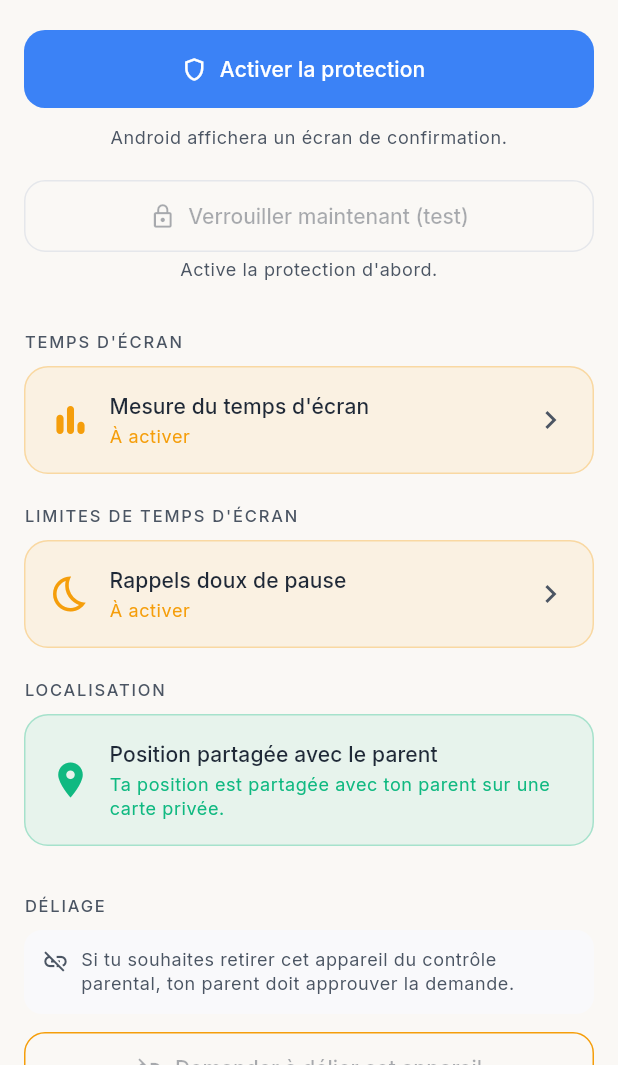
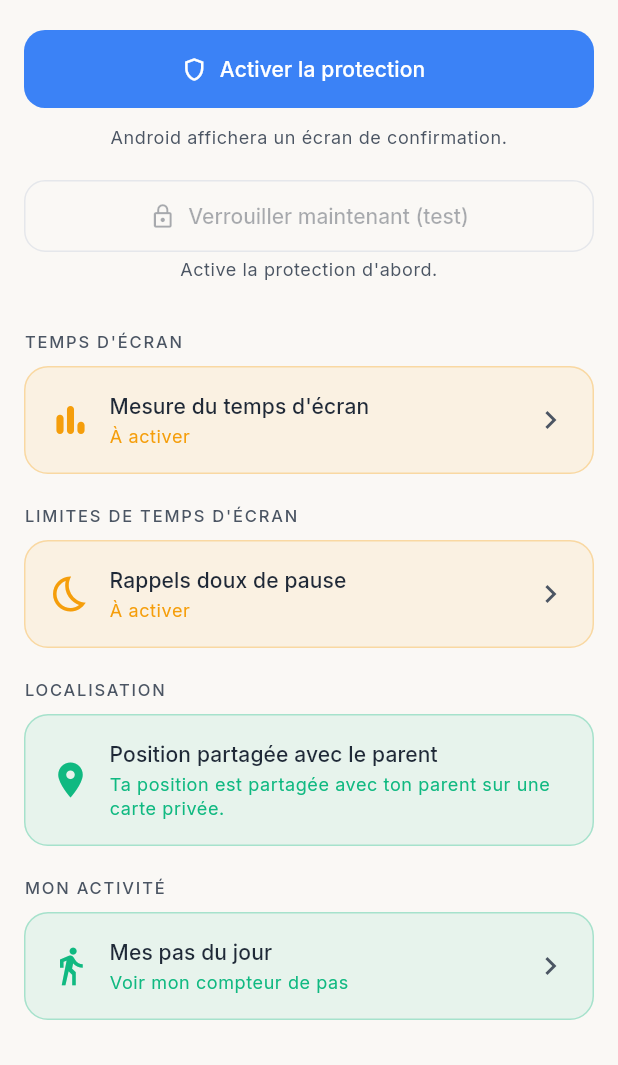
Before and after one commit to Beros0408/harmony, a Flutter app: the KidsAdminScreen screen opened directly, scrolled down 434 dp, on a phone screen of 412 x 824 dp, the part 171-1236 px from its top. Run offline on Flutter 3.47's test engine with Material 3 defaults, Android fonts, the phone set to English and light mode, and no system bars; our stand-ins replace device_info_plus, dio, equatable, fl_chart, flutter_bloc, flutter_contacts and 17 more; missing offline and left inert: googleapis, purchases_flutter; accounts and stored records are empty.

Commit message:
Fitness - compteur de pas du jour cote enfant (premier jet local)

```diff
--- a/mobile/lib/features/kids/presentation/kids_admin_screen.dart
+++ b/mobile/lib/features/kids/presentation/kids_admin_screen.dart
@@ -23,6 +23,7 @@ import '../../parental/data/services/sos_contacts_api_service.dart';
 import 'package:url_launcher/url_launcher.dart';
 import '../data/services/usage_stats_service.dart';
 import 'accessibility_permission_screen.dart';
+import 'kids_activity_screen.dart';
 import 'kids_pairing_screen.dart';
 import 'screen_time_permission_screen.dart';
 
@@ -657,6 +658,17 @@ class _KidsAdminScreenState extends State<KidsAdminScreen>
                   onRequestPermission: _requestLocationPermission,
                 ),
 
+                const SizedBox(height: AppSpacing.xl),
+
+                // ── Section activité ──────────────────────────────────────
+                _ActivitySection(
+                  onTap: () => Navigator.of(context).push<void>(
+                    MaterialPageRoute<void>(
+                      builder: (_) => const KidsActivityScreen(),
+                    ),
+                  ),
+                ),
+
                 const SizedBox(height: AppSpacing.xxxl),
 
                 // ── Section déliage ───────────────────────────────────────
@@ -1432,6 +1444,77 @@ class _SosContactsSection extends StatelessWidget {
   }
 }
 
+// ─── Section activité ────────────────────────────────────────────────────────
+
+class _ActivitySection extends StatelessWidget {
+  const _ActivitySection({required this.onTap});
+  final VoidCallback onTap;
+
+  @override
+  Widget build(BuildContext context) {
+    final cs = Theme.of(context).colorScheme;
+    final tt = Theme.of(context).textTheme;
+
+    return Column(
+      crossAxisAlignment: CrossAxisAlignment.start,
+      children: [
+        Text(
+          'MON ACTIVITÉ',
+          style: tt.labelSmall?.copyWith(
+            color: cs.onSurfaceVariant,
+            letterSpacing: 1.2,
+          ),
+        ),
+        const SizedBox(height: AppSpacing.sm),
+        InkWell(
+          onTap: onTap,
+          borderRadius: BorderRadius.circular(16),
+          child: Container(
+            width: double.infinity,
+            padding: const EdgeInsets.all(AppSpacing.lg),
+            decoration: BoxDecoration(
+              color: AppColors.accentGreen.withValues(alpha: 0.08),
+              borderRadius: BorderRadius.circular(16),
+              border: Border.all(
+                color: AppColors.accentGreen.withValues(alpha: 0.3),
+              ),
+            ),
+            child: Row(
+              children: [
+                const Icon(
+                  Icons.directions_walk,
+                  color: AppColors.accentGreen,
+                  size: 28,
+                ),
+                const SizedBox(width: AppSpacing.md),
+                Expanded(
+                  child: Column(
+                    crossAxisAlignment: CrossAxisAlignment.start,
+                    children: [
+                      Text(
+                        'Mes pas du jour',
+                        style: tt.labelLarge?.copyWith(color: cs.onSurface),
+                      ),
+                      const SizedBox(height: 2),
+                      Text(
+                        'Voir mon compteur de pas',
+                        style: tt.bodySmall?.copyWith(
+                          color: AppColors.accentGreen,
+                        ),
+                      ),
+                    ],
+                  ),
+                ),
+                Icon(Icons.chevron_right, color: cs.onSurfaceVariant),
+              ],
+            ),
+          ),
+        ),
+      ],
+    );
+  }
+}
+
 // ─── Bouton SOS ──────────────────────────────────────────────────────────────
 
 class _SosButton extends StatelessWidget {
```
Also changed, not shown: mobile/lib/features/kids/data/services/kids_storage.dart (+17 -0 lines), mobile/lib/features/kids/logic/kids_activity_cubit.dart (added, +157 -0 lines), mobile/lib/features/kids/presentation/kids_activity_screen.dart (added, +307 -0 lines).
